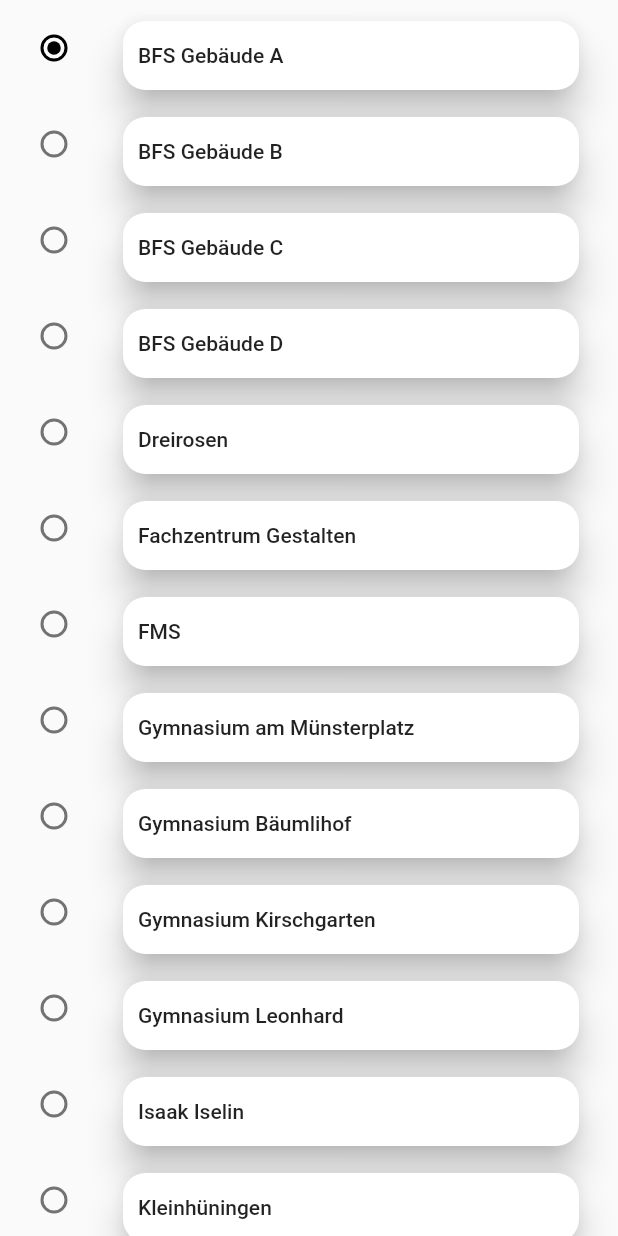
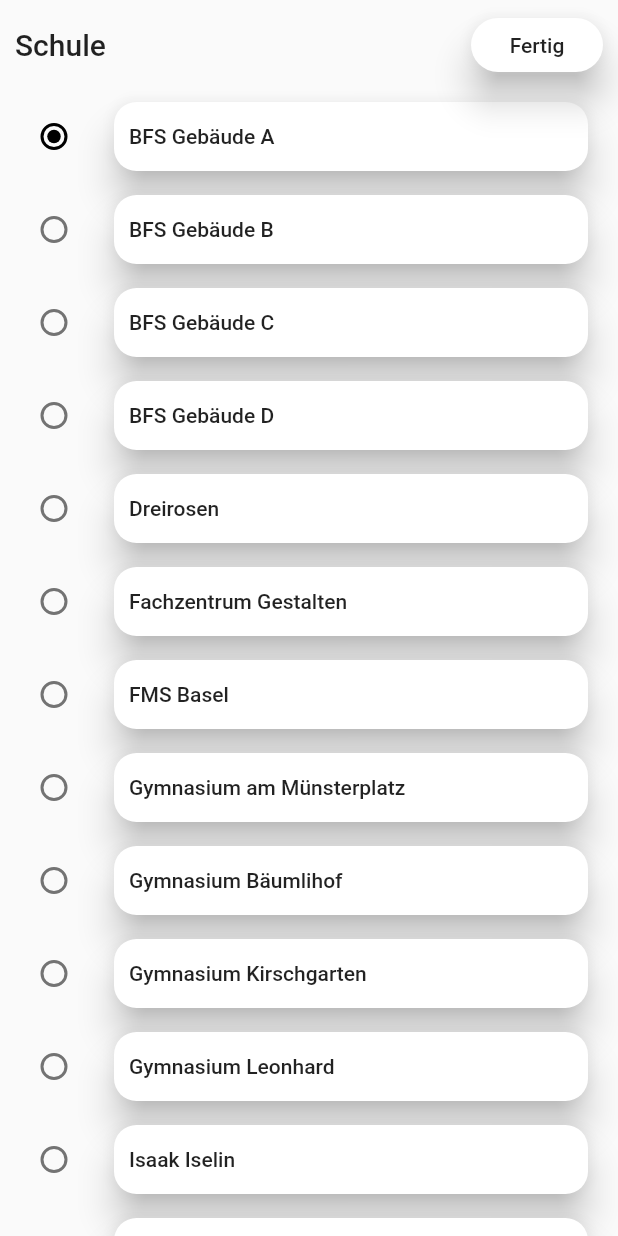
Before and after one commit to fmsbaselapp/Classmate, a Flutter app: the SchoolSelectScreen screen opened by its route, on a phone screen of 412 x 824 dp. Run offline on Flutter 3.47's test engine with Material 2 defaults, Android fonts, the phone set to English and light mode, and no system bars; drawn by our look-alikes of flutter_platform_widgets; our stand-ins replace cloud_firestore, firebase_analytics, firebase_auth, firebase_dynamic_links, outline_material_icons, rxdart and 1 more; accounts and stored records are empty.

Commit message:
schule auswahl

```diff
--- a/lib/screens/schoolSelect.dart
+++ b/lib/screens/schoolSelect.dart
@@ -1,8 +1,12 @@
 import 'dart:io';
-
+import 'package:Classmate/services/services.dart';
+import 'package:cloud_firestore/cloud_firestore.dart';
+import 'package:firebase_auth/firebase_auth.dart';
 import 'package:Classmate/shared/Elements.dart';
+import 'package:Classmate/shared/button.dart';
 import 'package:flutter/cupertino.dart';
 import 'package:flutter/material.dart';
+import 'package:provider/provider.dart';
 
 class SchoolSelectScreen extends StatefulWidget {
   const SchoolSelectScreen({Key key}) : super(key: key);
@@ -18,16 +22,16 @@ class _SchoolSelectScreenState extends State<SchoolSelectScreen> {
   void _setvalue1(int value) => setState(() => _value1 = value);
   void _setvalue2(int value) => setState(() => _value2 = value);
 
-  Widget makeRadioTiles() {
-    List<String> schulen = List<String>();
-    schulen = [
+  Widget schulen() {
+    List<String> schulenlist = List<String>();
+    schulenlist = [
       'BFS Gebäude A',
       'BFS Gebäude B',
       'BFS Gebäude C',
       'BFS Gebäude D',
       'Dreirosen',
       'Fachzentrum Gestalten',
-      'FMS',
+      'FMS Basel',
       'Gymnasium am Münsterplatz',
       'Gymnasium Bäumlihof',
       'Gymnasium Kirschgarten',
@@ -54,23 +58,21 @@ class _SchoolSelectScreenState extends State<SchoolSelectScreen> {
       'ZBA Letzi'
     ];
     List<Widget> list = List<Widget>();
-    print(schulen);
 
-    for (int i = 0; i < schulen.length; i++) {
+    for (int i = 0; i < schulenlist.length; i++) {
       list.add(
         RadioListTile(
-            value: i,
-            groupValue: _value2,
-            onChanged: _setvalue2,
-            activeColor: Colors.black,
-            controlAffinity: ListTileControlAffinity.platform,
-            title: LableFettExtended(
-              text: schulen[i],
-            )),
+          value: i,
+          groupValue: _value2,
+          onChanged: _setvalue2,
+          activeColor: Colors.black,
+          controlAffinity: ListTileControlAffinity.platform,
+          title: LableFettExtendedSansPadding(
+            text: schulenlist[i],
+          ),
+        ),
       );
     }
-
-    print(_value2);
 
     Column column = Column(
       children: list,
@@ -78,20 +80,96 @@ class _SchoolSelectScreenState extends State<SchoolSelectScreen> {
     return column;
   }
 
-  @override
-  Widget build(BuildContext context) {
-    if (Platform.isIOS) {
-      return Scaffold(
-        body: CupertinoScrollbar(
-          child: ListView(
-            children: <Widget>[makeRadioTiles()],
+  Widget build(
+    BuildContext context,
+  ) {
+    return Scaffold(
+      appBar: PreferredSize(
+        preferredSize: const Size.fromHeight(100.0),
+        child: SizedBox(
+          width: double.infinity,
+          height: 60,
+          child: Padding(
+            padding: const EdgeInsets.only(left: 10, right: 10),
+            child: Row(
+              mainAxisAlignment: MainAxisAlignment.spaceBetween,
+              children: <Widget>[
+                Text(
+                  'Schule',
+                  style: Theme.of(context).textTheme.title,
+                ),
+                SmallButton(
+                  onPressed: () async {
+                    List<String> schulenlist = List<String>();
+
+                    schulenlist = [
+                      'BFS Gebäude A',
+                      'BFS Gebäude B',
+                      'BFS Gebäude C',
+                      'BFS Gebäude D',
+                      'Dreirosen',
+                      'Fachzentrum Gestalten',
+                      'FMS',
+                      'Gymnasium am Münsterplatz',
+                      'Gymnasium Bäumlihof',
+                      'Gymnasium Kirschgarten',
+                      'Gymnasium Leonhard',
+                      'Isaak Iselin',
+                      'Kleinhüningen',
+                      'PZ.BS Bibliothek',
+                      'PZ.BS medialab',
+                      'Sekundar Bäumlihof',
+                      'Sekundar De Wette',
+                      'Sekundar Drei Linden',
+                      'Sekundar Holbein',
+                      'Sekundar Leonhard',
+                      'Sekundar Sandgruben',
+                      'Sekundar St. Alban',
+                      'Sekundar Theobald Baerwart',
+                      'Sekundar Vogesen',
+                      'Sekundar Wasgenring',
+                      'St. Johann',
+                      'Tagesstrukturen Drei Linden',
+                      'Thierstein',
+                      'WG und WMS',
+                      'ZBA Gundeldingen',
+                      'ZBA Letzi'
+                    ];
+
+                    final Firestore _db = Firestore.instance;
+                    FirebaseUser user = Provider.of<FirebaseUser>(context);
+                    if (user = null) {
+                      Future<void> loadSchool(FirebaseUser user) {
+                        DocumentReference reportRef =
+                            _db.collection('Nutzer').document(user.uid);
+
+                        return reportRef.setData(
+                            {'uid': user.uid, 'Schule': schulenlist[_value2]},
+                            merge: true);
+                      }
+
+                      loadSchool(user);
+                      print(schulenlist[_value2]);
+
+                      Navigator.pop(context);
+                    } else {
+                      print('nicht angemeldet');
+                      Navigator.pushReplacementNamed(context, '/login');
+                    }
+                  },
+                  child: Text('Fertig'),
+                )
+              ],
+            ),
           ),
         ),
-      );
-    } else {}
-    return Scaffold(
-      body: ListView(
-        children: <Widget>[makeRadioTiles()],
+      ),
+      body: Center(
+        child: CupertinoScrollbar(
+          child: ListView(
+            children: <Widget>[schulen()],
+          ),
+        ),
       ),
     );
   }
--- a/lib/screens/settings.dart
+++ b/lib/screens/settings.dart
@@ -44,7 +44,8 @@ class SettingsScreen extends StatelessWidget {
                 LableButtonExtended(
                   paddingTop: 40,
                   child: Text('Teamwork öffnen'),
-                  onPressed: () {},
+                  onPressed: () {
+                    _launchURL();},
                 ),
                 LableButtonExtended(
                   paddingTop: 10,
--- a/lib/shared/elements.dart
+++ b/lib/shared/elements.dart
@@ -28,3 +28,32 @@ class LableFettExtended extends StatelessWidget {
     );
   }
 }
+
+class LableFettExtendedSansPadding extends StatelessWidget {
+  LableFettExtendedSansPadding({@required this.text, this.margin});
+
+  String text;
+  var margin;
+
+  @override
+  Widget build(BuildContext context) {
+    return SizedBox(
+      width: double.infinity,
+      child: Card(
+
+
+        color: Colors.white,
+        shape: RoundedRectangleBorder(
+            borderRadius: new BorderRadius.circular(15.0)),
+        elevation: 10,
+        child: Padding(
+          padding: EdgeInsets.only(top: 15, bottom: 15, left: 10, right: 10),
+          child: Text(
+            text,
+            style: Theme.of(context).textTheme.button,
+          ),
+        ),
+      ),
+    );
+  }
+}
```
Also changed, not shown: lib/main.dart (+4 -3 lines), lib/services/schule.dart (added, +30 -0 lines).
